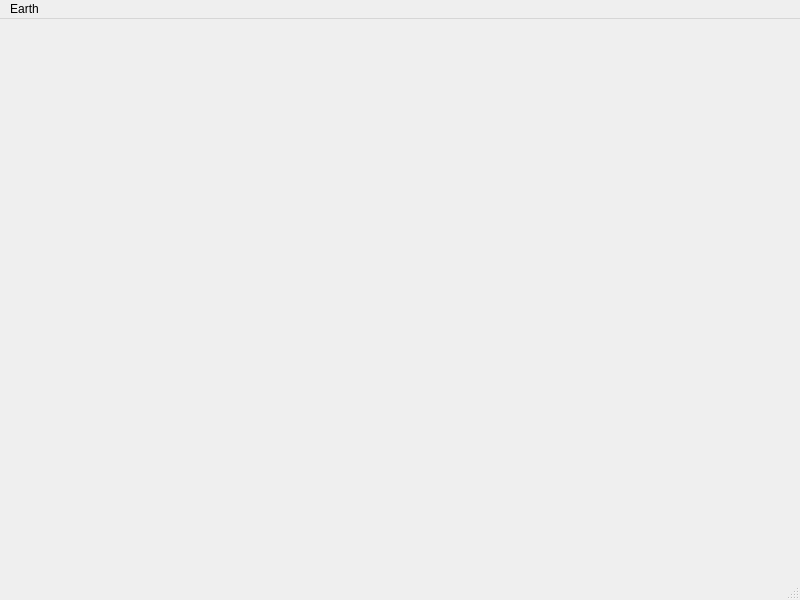
This is FrontEnd/earthui.ui in RAGI2023/SatelliteSim as Qt 5 draws it before an edit. The edited form follows.
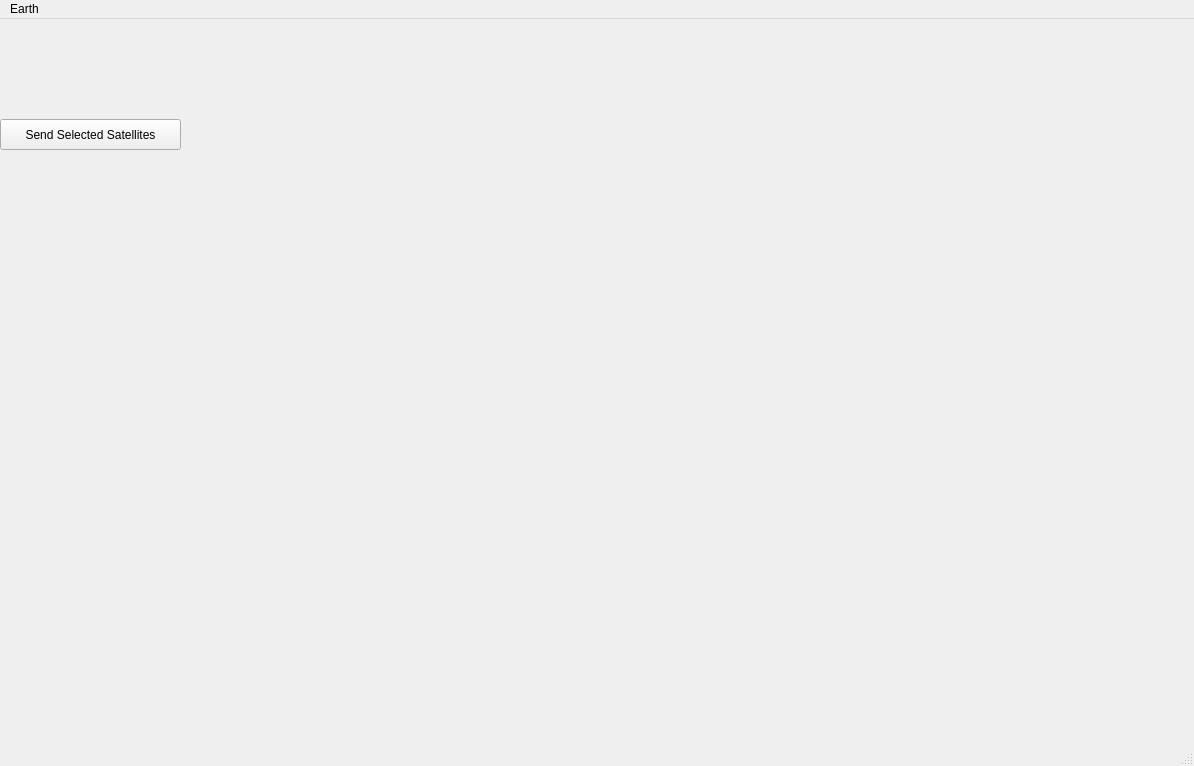
This is the edited form.

Patch:
```diff
--- a/FrontEnd/earthui.ui
+++ b/FrontEnd/earthui.ui
@@ -6,8 +6,8 @@
    <rect>
     <x>0</x>
     <y>0</y>
-    <width>800</width>
-    <height>600</height>
+    <width>1194</width>
+    <height>766</height>
    </rect>
   </property>
   <property name="windowTitle">
@@ -17,20 +17,33 @@
    <widget class="QWidget" name="widget" native="true">
     <property name="geometry">
      <rect>
-      <x>10</x>
-      <y>10</y>
+      <x>230</x>
+      <y>80</y>
       <width>771</width>
       <height>531</height>
      </rect>
     </property>
    </widget>
+   <widget class="QPushButton" name="SelectSatellites">
+    <property name="geometry">
+     <rect>
+      <x>0</x>
+      <y>100</y>
+      <width>181</width>
+      <height>31</height>
+     </rect>
+    </property>
+    <property name="text">
+     <string>Send Selected Satellites</string>
+    </property>
+   </widget>
   </widget>
   <widget class="QMenuBar" name="menubar">
    <property name="geometry">
     <rect>
      <x>0</x>
      <y>0</y>
-     <width>800</width>
+     <width>1194</width>
      <height>28</height>
     </rect>
    </property>
```
Left out of the diff: 19 changed lines with no effect on the pictures.
